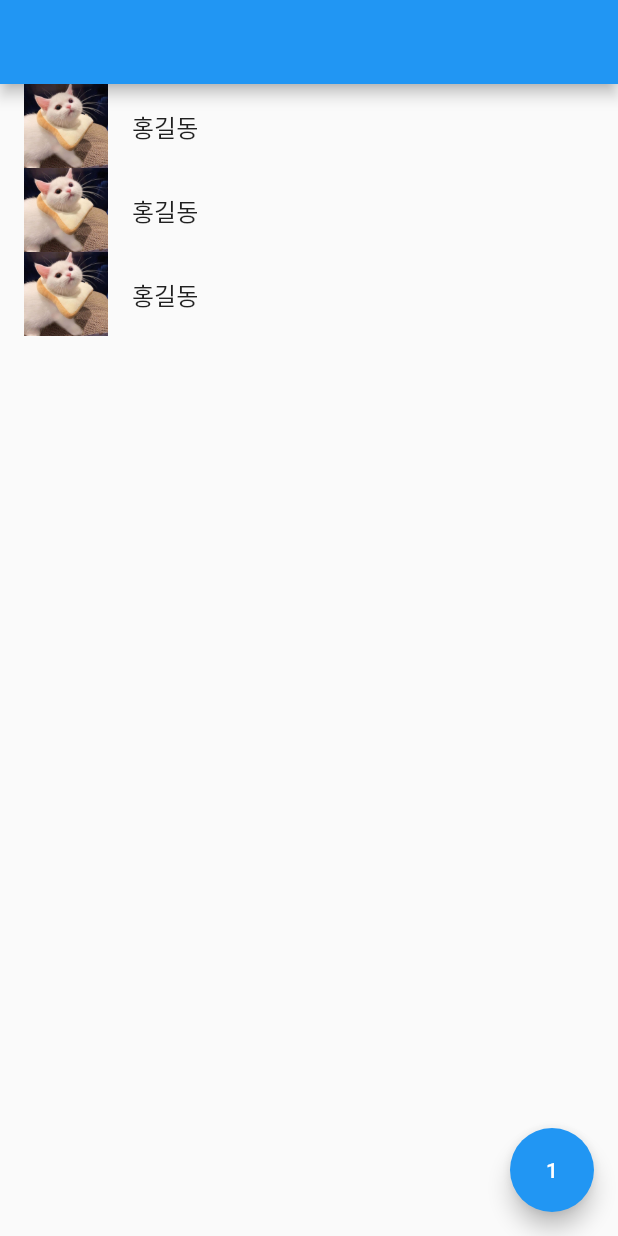
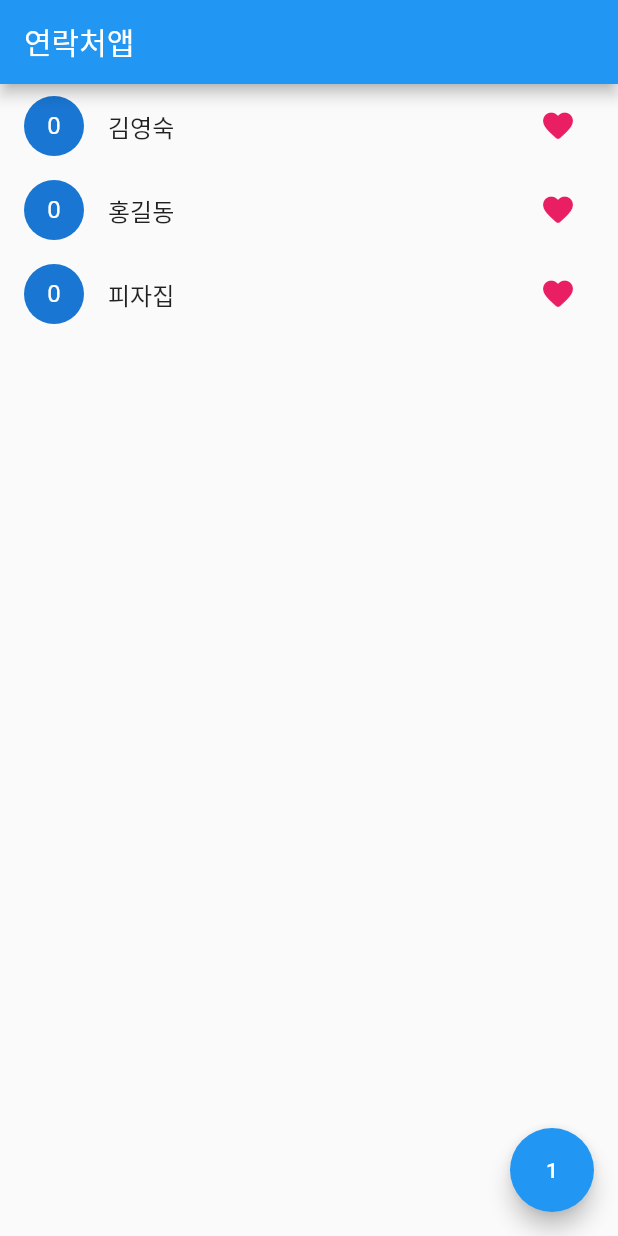
Before and after one commit to Sophia9156/flutter-contact, a Flutter app: the screen it shows after launch, on a phone screen of 412 x 824 dp. Run offline on Flutter 3.47's test engine with Material 2 defaults, Android fonts, the phone set to English and light mode, and no system bars.

```diff
--- a/lib/main.dart
+++ b/lib/main.dart
@@ -4,10 +4,17 @@ void main() {
   runApp(MyApp());
 }
 
-class MyApp extends StatelessWidget {
+class MyApp extends StatefulWidget {
   MyApp({super.key});
 
+  @override
+  State<MyApp> createState() => _MyAppState();
+}
+
+class _MyAppState extends State<MyApp> {
   var a = 1;
+  var likes = [0, 0, 0];
+  var name = ["김영숙", "홍길동", "피자집"];
 
   @override
   Widget build(BuildContext context) {
@@ -16,18 +23,32 @@ class MyApp extends StatelessWidget {
       floatingActionButton: FloatingActionButton(
         child: Text(a.toString()),
         onPressed: () {
-          print(a);
-          a++;
+          setState(() {
+            a++;
+          });
         },
       ),
-      appBar: AppBar(),
+      appBar: AppBar(
+        title: Text("연락처앱"),
+      ),
       bottomNavigationBar: BottomAppBar(),
       body: ListView.builder(
           itemCount: 3,
           itemBuilder: (c, i) {
             return ListTile(
-              leading: Image.asset("assets/cat1.jpeg"),
-              title: Text("홍길동"),
+              leading: CircleAvatar(child: Text(likes[i].toString())),
+              title: Text(name[i]),
+              trailing: IconButton(
+                icon: Icon(
+                  Icons.favorite_rounded,
+                  color: Colors.pink,
+                ),
+                onPressed: () {
+                  setState(() {
+                    likes[i] += 1;
+                  });
+                },
+              ),
             );
           }),
     ));
```
